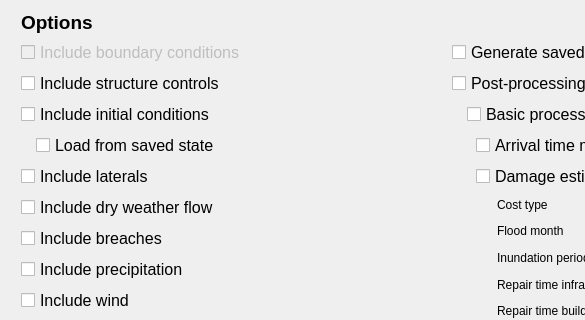
Before: the Qt Designer form threedi_models_and_simulations/ui/simulation_wizard/init_dialog.ui in nens/threedi-api-qgis-client, drawn with Qt 5; both pictures show x 0 to 585 and y 0 to 320 of the 800 by 600 pixel window.
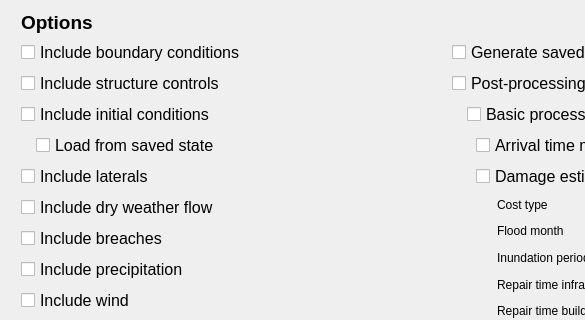
After: the same form once the commit is applied.

```diff
--- a/threedi_models_and_simulations/ui/simulation_wizard/init_dialog.ui
+++ b/threedi_models_and_simulations/ui/simulation_wizard/init_dialog.ui
@@ -646,7 +646,7 @@
      <item>
       <widget class="QCheckBox" name="cb_boundary">
        <property name="enabled">
-        <bool>false</bool>
+        <bool>true</bool>
        </property>
        <property name="minimumSize">
         <size>
```
